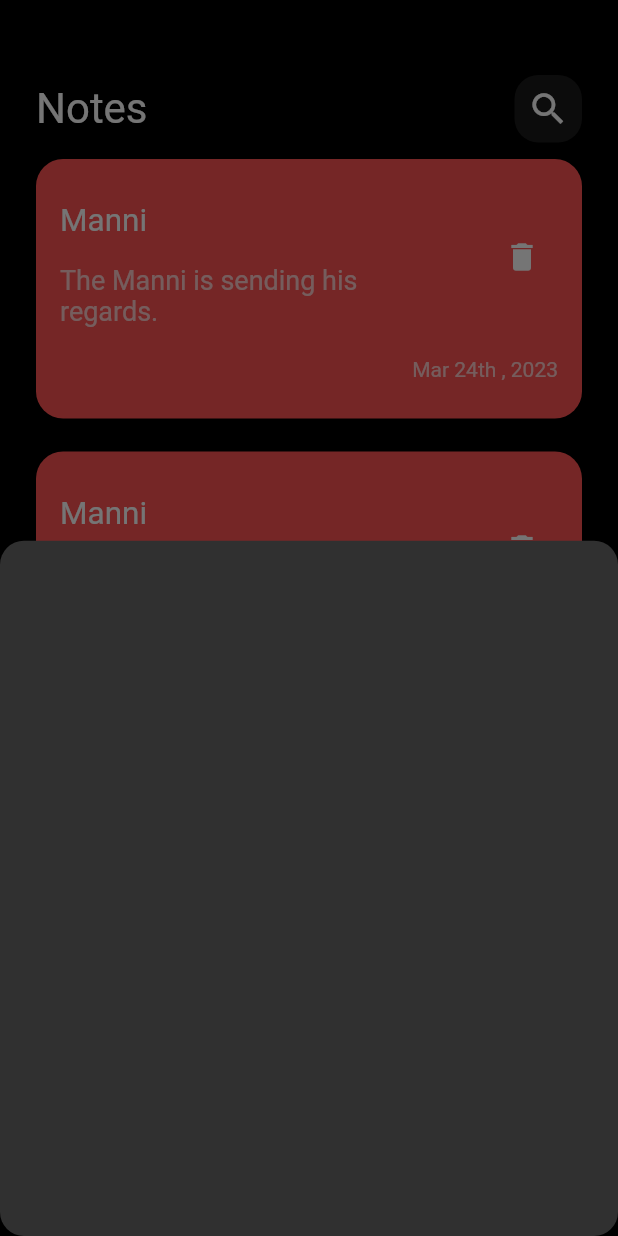
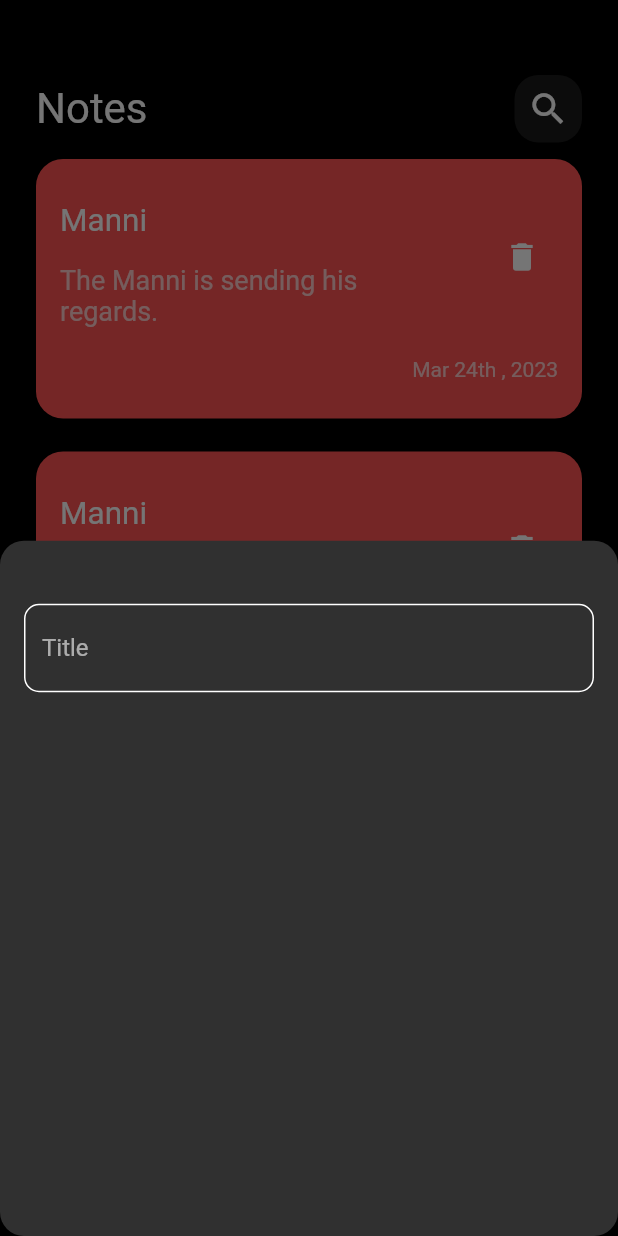
Before and after one commit to mannieeez/notes_app, a Flutter app: the screen it shows after launch, after a tap on the "add" icon, on a phone screen of 412 x 824 dp. Run offline on Flutter 3.47's test engine with Material 2 defaults, Android fonts, the phone set to English and light mode, and no system bars.

Commit message:
Create custom text field

```diff
--- a/lib/Widgets/add_note_sheet.dart
+++ b/lib/Widgets/add_note_sheet.dart
@@ -1,10 +1,21 @@
 import 'package:flutter/cupertino.dart';
+import 'package:flutter/material.dart';
+
+import 'custom_text_field.dart';
 
 class AddNoteSheet extends StatelessWidget {
   const AddNoteSheet({super.key});
 
   @override
   Widget build(BuildContext context) {
-    return Container();
+    return Padding(
+      padding: const EdgeInsets.symmetric(horizontal: 16),
+      child: Column(children: [
+        SizedBox(
+          height: 42,
+        ),
+        CustomTextField(),
+      ]),
+    );
   }
 }
--- /dev/null
+++ b/lib/Widgets/custom_text_field.dart
@@ -0,0 +1,24 @@
+import 'package:flutter/cupertino.dart';
+import 'package:flutter/material.dart';
+
+class CustomTextField extends StatelessWidget {
+  const CustomTextField({super.key});
+
+  @override
+  Widget build(BuildContext context) {
+    return TextField(
+      decoration: InputDecoration(
+        hintText: 'Title',
+        border: BuildBorder(),
+        enabledBorder: BuildBorder(),
+      ),
+    );
+  }
+
+  OutlineInputBorder BuildBorder() {
+    return OutlineInputBorder(
+      borderRadius: BorderRadius.circular(10),
+      borderSide: BorderSide(color: Colors.white),
+    );
+  }
+}
```
